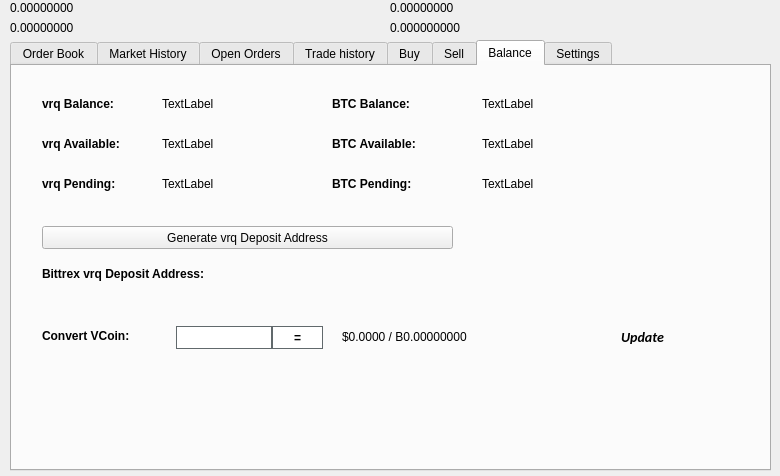
This is src/qt/forms/tradingdialog.ui in PayQ/mrq as Qt 5 draws it before an edit. The edited form follows.
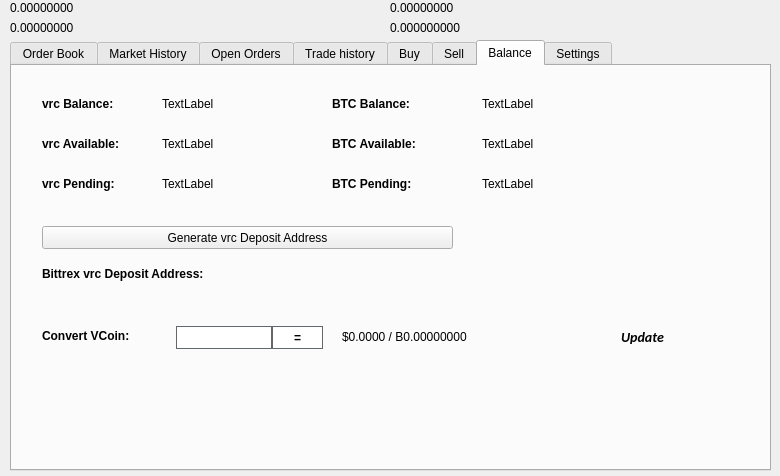
This is the edited form. The open tabs and pages were chosen to show the change. Icons and pictures are not drawn.

Diff of the .ui file:
```diff
--- a/src/qt/forms/tradingdialog.ui
+++ b/src/qt/forms/tradingdialog.ui
@@ -2762,7 +2762,7 @@
       </font>
      </property>
      <property name="text">
-      <string>vrq Balance:</string>
+      <string>vrc Balance:</string>
      </property>
     </widget>
     <widget class="QLabel" name="label_12">
@@ -2813,7 +2813,7 @@
       </font>
      </property>
      <property name="text">
-      <string>vrq Available:</string>
+      <string>vrc Available:</string>
      </property>
     </widget>
     <widget class="QLabel" name="label_14">
@@ -2832,7 +2832,7 @@
       </font>
      </property>
      <property name="text">
-      <string>vrq Pending:</string>
+      <string>vrc Pending:</string>
      </property>
     </widget>
     <widget class="QLabel" name="vrqPendingLabel">
@@ -2928,7 +2928,7 @@
       </font>
      </property>
      <property name="text">
-      <string>Bittrex vrq Deposit Address:</string>
+      <string>Bittrex vrc Deposit Address:</string>
      </property>
     </widget>
     <widget class="QPushButton" name="GenDepositBTN">
@@ -2941,7 +2941,7 @@
       </rect>
      </property>
      <property name="text">
-      <string>Generate vrq Deposit Address</string>
+      <string>Generate vrc Deposit Address</string>
      </property>
      <property name="icon">
       <iconset resource="../vrq.qrc">
```
Left out of the diff: 46 changed lines with no effect on the pictures.
